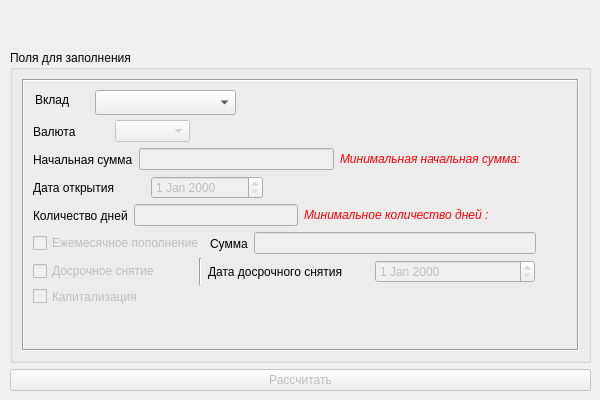
Before: the Qt Designer form ui_logic/depositform.ui in d1slike/depositPlus, drawn with Qt 5.
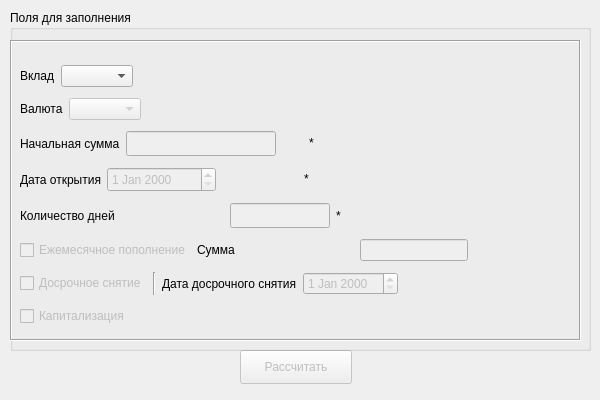
After: the same form once the commit is applied.

Commit message: +уведомления при не верном заполнении полей(тест) //переделать валидатор выборки вкладов //нужно перекомпановать поля

```diff
--- a/ui_logic/depositform.ui
+++ b/ui_logic/depositform.ui
@@ -31,81 +31,106 @@
   <property name="modal">
    <bool>false</bool>
   </property>
-  <widget class="QWidget" name="layoutWidget">
+  <widget class="QPushButton" name="do_calc_button">
+   <property name="enabled">
+    <bool>false</bool>
+   </property>
+   <property name="geometry">
+    <rect>
+     <x>240</x>
+     <y>350</y>
+     <width>112</width>
+     <height>34</height>
+    </rect>
+   </property>
+   <property name="text">
+    <string>Рассчитать</string>
+   </property>
+  </widget>
+  <widget class="QGroupBox" name="groupBox">
    <property name="geometry">
     <rect>
      <x>10</x>
-     <y>50</y>
+     <y>10</y>
      <width>581</width>
      <height>341</height>
     </rect>
    </property>
-   <layout class="QVBoxLayout" name="verticalLayout">
-    <item>
-     <widget class="QGroupBox" name="groupBox">
       <property name="title">
        <string>Поля для заполнения</string>
       </property>
-      <layout class="QGridLayout" name="gridLayout">
-       <item row="0" column="0">
         <widget class="QFrame" name="frame">
+    <property name="geometry">
+     <rect>
+      <x>0</x>
+      <y>30</y>
+      <width>571</width>
+      <height>301</height>
+     </rect>
+    </property>
          <property name="frameShape">
           <enum>QFrame::Box</enum>
          </property>
          <property name="frameShadow">
           <enum>QFrame::Sunken</enum>
          </property>
-         <widget class="QCheckBox" name="capitalisation_flag">
-          <property name="enabled">
-           <bool>false</bool>
-          </property>
+    <widget class="QWidget" name="">
           <property name="geometry">
            <rect>
-            <x>11</x>
-            <y>207</y>
-            <width>151</width>
-            <height>21</height>
-           </rect>
-          </property>
-          <property name="text">
-           <string>Капитализация</string>
-          </property>
-         </widget>
-         <widget class="QWidget" name="layoutWidget">
-          <property name="geometry">
-           <rect>
-            <x>11</x>
-            <y>95</y>
-            <width>230</width>
-            <height>27</height>
-           </rect>
-          </property>
-          <layout class="QHBoxLayout" name="horizontalLayout_4">
+       <x>10</x>
+       <y>20</y>
+       <width>566</width>
+       <height>277</height>
+      </rect>
+     </property>
+     <layout class="QVBoxLayout" name="verticalLayout">
            <item>
-            <widget class="QLabel" name="open_date_label">
+       <layout class="QHBoxLayout" name="horizontalLayout">
+        <item>
+         <widget class="QLabel" name="deposit_list_label">
              <property name="text">
-              <string>Дата открытия</string>
+           <string>Вклад</string>
              </property>
             </widget>
            </item>
            <item>
-            <widget class="QDateEdit" name="open_date">
-             <property name="enabled">
+         <widget class="QComboBox" name="deposit_list">
+          <property name="cursor">
+           <cursorShape>PointingHandCursor</cursorShape>
+          </property>
+          <property name="editable">
               <bool>false</bool>
              </property>
-            </widget>
-           </item>
-          </layout>
-         </widget>
-         <widget class="QWidget" name="layoutWidget">
-          <property name="geometry">
-           <rect>
-            <x>11</x>
-            <y>39</y>
-            <width>157</width>
-            <height>27</height>
-           </rect>
-          </property>
+          <property name="currentText">
+           <string/>
+          </property>
+          <property name="currentIndex">
+           <number>-1</number>
+          </property>
+          <property name="insertPolicy">
+           <enum>QComboBox::InsertAfterCurrent</enum>
+          </property>
+          <property name="frame">
+           <bool>true</bool>
+          </property>
+         </widget>
+        </item>
+        <item>
+         <spacer name="horizontalSpacer_6">
+          <property name="orientation">
+           <enum>Qt::Horizontal</enum>
+          </property>
+          <property name="sizeHint" stdset="0">
+           <size>
+            <width>40</width>
+            <height>20</height>
+           </size>
+          </property>
+         </spacer>
+        </item>
+       </layout>
+      </item>
+      <item>
           <layout class="QHBoxLayout" name="horizontalLayout_2">
            <item>
             <widget class="QLabel" name="valute_list_label">
@@ -124,60 +149,196 @@
              </property>
             </widget>
            </item>
-          </layout>
-         </widget>
-         <widget class="QWidget" name="layoutWidget">
-          <property name="geometry">
-           <rect>
-            <x>11</x>
-            <y>179</y>
-            <width>502</width>
-            <height>27</height>
-           </rect>
+        <item>
+         <spacer name="horizontalSpacer">
+          <property name="orientation">
+           <enum>Qt::Horizontal</enum>
+          </property>
+          <property name="sizeHint" stdset="0">
+           <size>
+            <width>40</width>
+            <height>20</height>
+           </size>
+          </property>
+         </spacer>
+        </item>
+       </layout>
+      </item>
+      <item>
+       <layout class="QHBoxLayout" name="horizontalLayout_3">
+        <item>
+         <widget class="QLabel" name="label_start_sum">
+          <property name="text">
+           <string>Начальная сумма</string>
           </property>
-          <layout class="QHBoxLayout" name="horizontalLayout_7">
+         </widget>
+        </item>
            <item>
-            <widget class="QCheckBox" name="early_close_date_flag">
+         <widget class="QLineEdit" name="start_sum">
              <property name="enabled">
               <bool>false</bool>
              </property>
-             <property name="text">
-              <string>Досрочное снятие</string>
-             </property>
+          <property name="sizePolicy">
+           <sizepolicy hsizetype="Fixed" vsizetype="Fixed">
+            <horstretch>150</horstretch>
+            <verstretch>25</verstretch>
+           </sizepolicy>
+          </property>
+          <property name="minimumSize">
+           <size>
+            <width>150</width>
+            <height>25</height>
+           </size>
+          </property>
+          <property name="maximumSize">
+           <size>
+            <width>150</width>
+            <height>25</height>
+           </size>
+          </property>
             </widget>
            </item>
            <item>
-            <widget class="Line" name="line">
+         <spacer name="horizontalSpacer_10">
              <property name="orientation">
-              <enum>Qt::Vertical</enum>
-             </property>
+           <enum>Qt::Horizontal</enum>
+          </property>
+          <property name="sizeHint" stdset="0">
+           <size>
+            <width>40</width>
+            <height>20</height>
+           </size>
+          </property>
+         </spacer>
+        </item>
+        <item>
+         <widget class="QLabel" name="min_start_sum">
+          <property name="sizePolicy">
+           <sizepolicy hsizetype="Fixed" vsizetype="Fixed">
+            <horstretch>250</horstretch>
+            <verstretch>25</verstretch>
+           </sizepolicy>
+          </property>
+          <property name="minimumSize">
+           <size>
+            <width>250</width>
+            <height>20</height>
+           </size>
+          </property>
+          <property name="maximumSize">
+           <size>
+            <width>250</width>
+            <height>20</height>
+           </size>
+          </property>
+          <property name="text">
+           <string>*</string>
+          </property>
             </widget>
            </item>
            <item>
-            <widget class="QLabel" name="early_close_date_label">
+         <spacer name="horizontalSpacer_2">
+          <property name="orientation">
+           <enum>Qt::Horizontal</enum>
+          </property>
+          <property name="sizeHint" stdset="0">
+           <size>
+            <width>40</width>
+            <height>20</height>
+           </size>
+          </property>
+         </spacer>
+        </item>
+       </layout>
+      </item>
+      <item>
+       <layout class="QHBoxLayout" name="horizontalLayout_4">
+        <item>
+         <widget class="QLabel" name="open_date_label">
              <property name="text">
-              <string>Дата досрочного снятия</string>
+           <string>Дата открытия</string>
              </property>
             </widget>
            </item>
            <item>
-            <widget class="QDateEdit" name="early_close_date">
+         <widget class="QDateEdit" name="open_date">
              <property name="enabled">
               <bool>false</bool>
              </property>
-            </widget>
-           </item>
-          </layout>
+          <property name="sizePolicy">
+           <sizepolicy hsizetype="Fixed" vsizetype="Fixed">
+            <horstretch>109</horstretch>
+            <verstretch>25</verstretch>
+           </sizepolicy>
+          </property>
+          <property name="minimumSize">
+           <size>
+            <width>109</width>
+            <height>25</height>
+           </size>
+          </property>
+          <property name="maximumSize">
+           <size>
+            <width>109</width>
+            <height>25</height>
+           </size>
+          </property>
+         </widget>
+        </item>
+        <item>
+         <spacer name="horizontalSpacer_9">
+          <property name="orientation">
+           <enum>Qt::Horizontal</enum>
+          </property>
+          <property name="sizeHint" stdset="0">
+           <size>
+            <width>40</width>
+            <height>20</height>
+           </size>
+          </property>
+         </spacer>
+        </item>
+        <item>
+         <widget class="QLabel" name="wrong_data">
+          <property name="sizePolicy">
+           <sizepolicy hsizetype="Fixed" vsizetype="Fixed">
+            <horstretch>200</horstretch>
+            <verstretch>20</verstretch>
+           </sizepolicy>
+          </property>
+          <property name="minimumSize">
+           <size>
+            <width>200</width>
+            <height>20</height>
+           </size>
+          </property>
+          <property name="maximumSize">
+           <size>
+            <width>200</width>
+            <height>20</height>
+           </size>
+          </property>
+          <property name="text">
+           <string>*</string>
+          </property>
          </widget>
-         <widget class="QWidget" name="layoutWidget">
-          <property name="geometry">
-           <rect>
-            <x>11</x>
-            <y>123</y>
-            <width>456</width>
-            <height>27</height>
-           </rect>
+        </item>
+        <item>
+         <spacer name="horizontalSpacer_3">
+          <property name="orientation">
+           <enum>Qt::Horizontal</enum>
           </property>
+          <property name="sizeHint" stdset="0">
+           <size>
+            <width>40</width>
+            <height>20</height>
+           </size>
+          </property>
+         </spacer>
+        </item>
+       </layout>
+      </item>
+      <item>
           <layout class="QHBoxLayout" name="horizontalLayout_5">
            <item>
             <widget class="QLabel" name="day_count_label">
@@ -191,26 +352,54 @@
              <property name="enabled">
               <bool>false</bool>
              </property>
+          <property name="sizePolicy">
+           <sizepolicy hsizetype="Fixed" vsizetype="Fixed">
+            <horstretch>0</horstretch>
+            <verstretch>0</verstretch>
+           </sizepolicy>
+          </property>
+          <property name="minimumSize">
+           <size>
+            <width>100</width>
+            <height>25</height>
+           </size>
+          </property>
+          <property name="maximumSize">
+           <size>
+            <width>100</width>
+            <height>25</height>
+           </size>
+          </property>
             </widget>
            </item>
            <item>
-            <widget class="QLabel" name="day_count_min">
+         <widget class="QLabel" name="min_day_count">
+          <property name="sizePolicy">
+           <sizepolicy hsizetype="Fixed" vsizetype="Fixed">
+            <horstretch>0</horstretch>
+            <verstretch>0</verstretch>
+           </sizepolicy>
+          </property>
+          <property name="minimumSize">
+           <size>
+            <width>250</width>
+            <height>25</height>
+           </size>
+          </property>
+          <property name="maximumSize">
+           <size>
+            <width>250</width>
+            <height>25</height>
+           </size>
+          </property>
              <property name="text">
-              <string>&lt;html&gt;&lt;head/&gt;&lt;body&gt;&lt;p&gt;&lt;span style=&quot; font-style:italic; color:#ff0000;&quot;&gt;Минимальное количество дней :&lt;/span&gt;&lt;/p&gt;&lt;/body&gt;&lt;/html&gt;</string>
+           <string>*</string>
              </property>
             </widget>
            </item>
           </layout>
-         </widget>
-         <widget class="QWidget" name="layoutWidget">
-          <property name="geometry">
-           <rect>
-            <x>11</x>
-            <y>151</y>
-            <width>503</width>
-            <height>27</height>
-           </rect>
-          </property>
+      </item>
+      <item>
           <layout class="QHBoxLayout" name="horizontalLayout_6">
            <item>
             <widget class="QCheckBox" name="supplement_flag">
@@ -229,106 +418,118 @@
              </property>
             </widget>
            </item>
+        <item>
+         <spacer name="horizontalSpacer_7">
+          <property name="orientation">
+           <enum>Qt::Horizontal</enum>
+          </property>
+          <property name="sizeHint" stdset="0">
+           <size>
+            <width>40</width>
+            <height>20</height>
+           </size>
+          </property>
+         </spacer>
+        </item>
            <item>
             <widget class="QLineEdit" name="supplement_sum">
              <property name="enabled">
               <bool>false</bool>
              </property>
-            </widget>
-           </item>
-          </layout>
-         </widget>
-         <widget class="QWidget" name="layoutWidget">
-          <property name="geometry">
-           <rect>
-            <x>11</x>
-            <y>67</y>
-            <width>491</width>
-            <height>27</height>
-           </rect>
-          </property>
-          <layout class="QHBoxLayout" name="horizontalLayout_3">
+          <property name="sizePolicy">
+           <sizepolicy hsizetype="Fixed" vsizetype="Fixed">
+            <horstretch>200</horstretch>
+            <verstretch>25</verstretch>
+           </sizepolicy>
+          </property>
+         </widget>
+        </item>
            <item>
-            <widget class="QLabel" name="label_start_sum">
-             <property name="text">
-              <string>Начальная сумма</string>
-             </property>
-            </widget>
-           </item>
+         <spacer name="horizontalSpacer_4">
+          <property name="orientation">
+           <enum>Qt::Horizontal</enum>
+          </property>
+          <property name="sizeHint" stdset="0">
+           <size>
+            <width>40</width>
+            <height>20</height>
+           </size>
+          </property>
+         </spacer>
+        </item>
+       </layout>
+      </item>
            <item>
-            <widget class="QLineEdit" name="start_sum">
+       <layout class="QHBoxLayout" name="horizontalLayout_7">
+        <item>
+         <widget class="QCheckBox" name="early_close_date_flag">
              <property name="enabled">
               <bool>false</bool>
              </property>
+          <property name="text">
+           <string>Досрочное снятие</string>
+          </property>
             </widget>
            </item>
            <item>
-            <widget class="QLabel" name="min_start_sum">
-             <property name="text">
-              <string>&lt;html&gt;&lt;head/&gt;&lt;body&gt;&lt;p&gt;&lt;span style=&quot; font-style:italic; color:#ff0000;&quot;&gt;Минимальная начальная сумма: &lt;/span&gt;&lt;/p&gt;&lt;/body&gt;&lt;/html&gt;</string>
+         <widget class="Line" name="line">
+          <property name="orientation">
+           <enum>Qt::Vertical</enum>
              </property>
             </widget>
            </item>
-          </layout>
-         </widget>
-         <widget class="QLabel" name="deposit_list_label">
-          <property name="geometry">
-           <rect>
-            <x>13</x>
-            <y>11</y>
-            <width>43</width>
-            <height>19</height>
-           </rect>
-          </property>
+        <item>
+         <widget class="QLabel" name="early_close_date_label">
           <property name="text">
-           <string>Вклад</string>
+           <string>Дата досрочного снятия</string>
           </property>
          </widget>
-         <widget class="QComboBox" name="deposit_list">
-          <property name="geometry">
-           <rect>
-            <x>73</x>
-            <y>11</y>
-            <width>141</width>
-            <height>25</height>
-           </rect>
-          </property>
-          <property name="cursor">
-           <cursorShape>PointingHandCursor</cursorShape>
-          </property>
-          <property name="editable">
+        </item>
+        <item>
+         <widget class="QDateEdit" name="early_close_date">
+          <property name="enabled">
            <bool>false</bool>
           </property>
-          <property name="currentText">
-           <string/>
+          <property name="sizePolicy">
+           <sizepolicy hsizetype="Fixed" vsizetype="Fixed">
+            <horstretch>109</horstretch>
+            <verstretch>25</verstretch>
+           </sizepolicy>
           </property>
-          <property name="currentIndex">
-           <number>-1</number>
+         </widget>
+        </item>
+        <item>
+         <spacer name="horizontalSpacer_5">
+          <property name="orientation">
+           <enum>Qt::Horizontal</enum>
           </property>
-          <property name="insertPolicy">
-           <enum>QComboBox::InsertAfterCurrent</enum>
+          <property name="sizeHint" stdset="0">
+           <size>
+            <width>40</width>
+            <height>20</height>
+           </size>
           </property>
-          <property name="frame">
-           <bool>true</bool>
-          </property>
-         </widget>
-        </widget>
-       </item>
-      </layout>
-     </widget>
+         </spacer>
+        </item>
+       </layout>
     </item>
     <item>
-     <widget class="QPushButton" name="do_calc_button">
+       <widget class="QCheckBox" name="capitalisation_flag">
       <property name="enabled">
        <bool>false</bool>
       </property>
       <property name="text">
-       <string>Рассчитать</string>
+         <string>Капитализация</string>
       </property>
      </widget>
     </item>
    </layout>
   </widget>
+   </widget>
+  </widget>
+  <zorder>layoutWidget</zorder>
+  <zorder>do_calc_button</zorder>
+  <zorder>groupBox</zorder>
  </widget>
  <resources/>
  <connections/>
```
Lines whose indentation alone changed are shown as unchanged. The commit also changes 2 other files.
